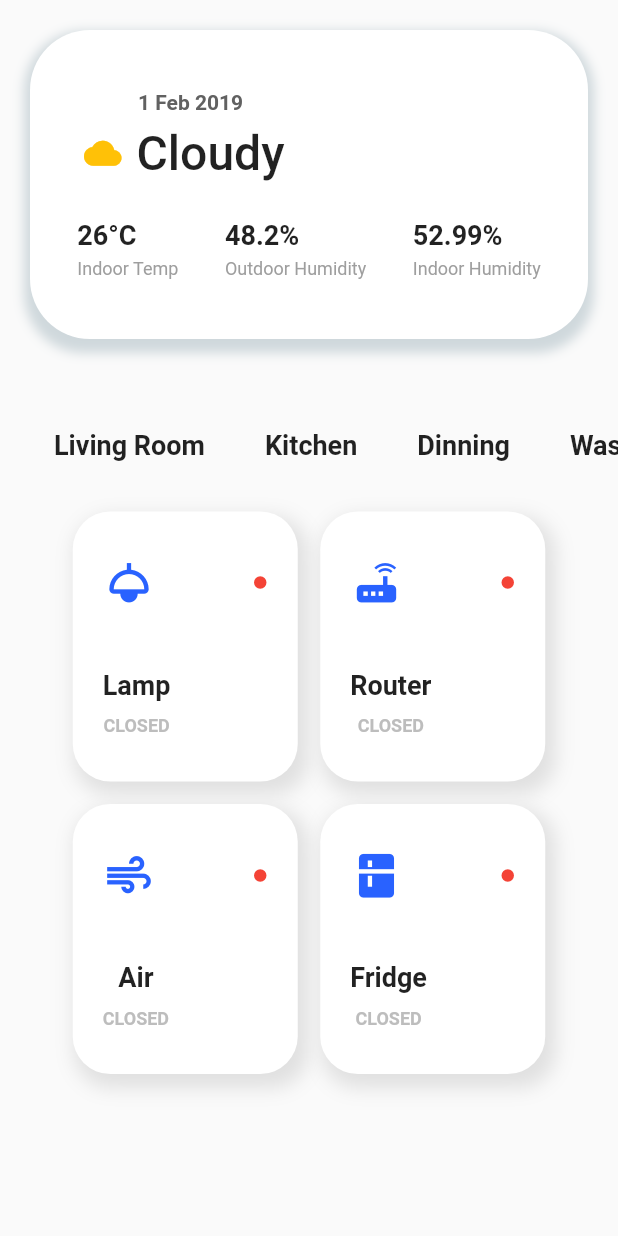
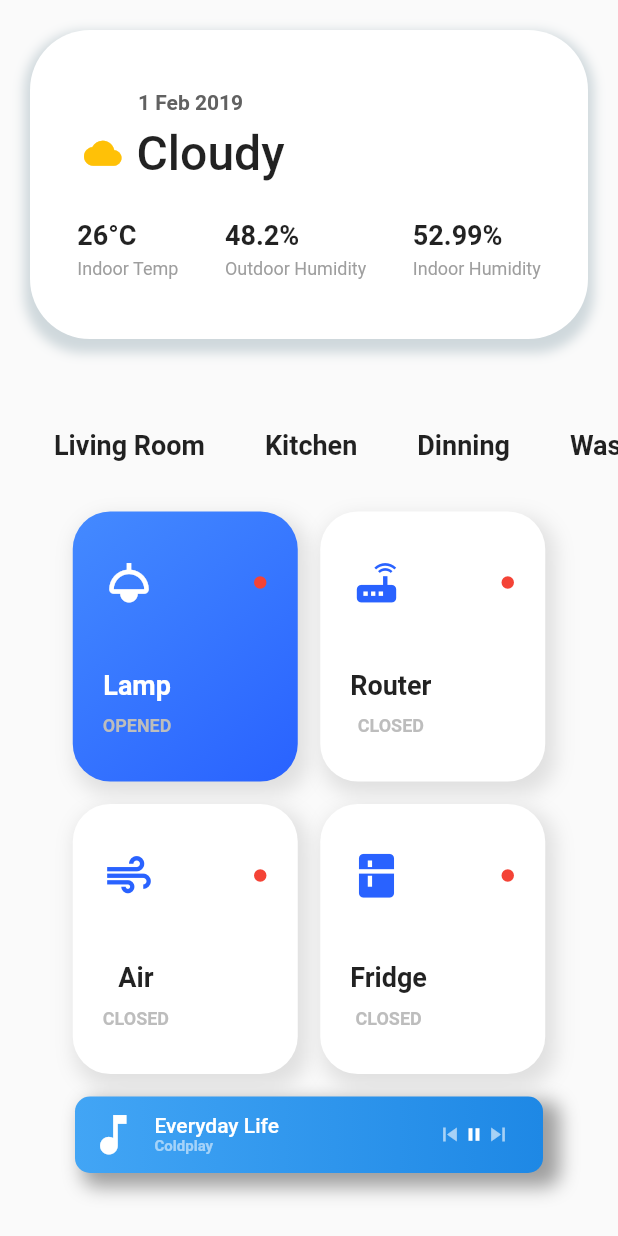
Before and after one commit to LuanFortunato/flutter_second_app, a Flutter app: the screen it shows after launch, on a phone screen of 412 x 824 dp. Run offline on Flutter 3.47's test engine with Material 2 defaults, Android fonts, the phone set to English and light mode, and no system bars.

Commit message:
[feat] music bar added  and collor changed

```diff
--- a/lib/main.dart
+++ b/lib/main.dart
@@ -211,7 +211,14 @@ class HomePage extends StatelessWidget {
                   margin: const EdgeInsets.only(top: 15),
                   width: 150,
                   decoration: BoxDecoration(
-                    color: Colors.white,
+                    gradient: LinearGradient(
+                      begin: Alignment.topLeft,
+                      end: Alignment.bottomRight,
+                      colors: [
+                        Colors.blueAccent.shade200,
+                        Colors.blueAccent.shade700,
+                      ],
+                    ),
                     borderRadius: BorderRadius.circular(25),
                     boxShadow: [
                       BoxShadow(
@@ -226,13 +233,13 @@ class HomePage extends StatelessWidget {
                     children: [
                       Row(
                         mainAxisAlignment: MainAxisAlignment.spaceBetween,
-                        children: [
+                        children: const [
                           Icon(
                             Icons.light,
                             size: 35,
-                            color: Colors.blueAccent.shade700,
+                            color: Colors.white,
                           ),
-                          const Icon(
+                          Icon(
                             Icons.circle,
                             size: 10,
                             color: Colors.red,
@@ -247,11 +254,12 @@ class HomePage extends StatelessWidget {
                             style: TextStyle(
                               fontSize: 18,
                               fontWeight: FontWeight.w600,
+                              color: Colors.white,
                             ),
                           ),
                           const SizedBox(height: 10),
                           Text(
-                            'CLOSED',
+                            'OPENED',
                             style: TextStyle(
                               fontSize: 12,
                               color: Colors.grey.shade400,
@@ -456,6 +464,80 @@ class HomePage extends StatelessWidget {
                 ),
               ],
             ),
+            Container(
+              margin: const EdgeInsets.symmetric(horizontal: 50, vertical: 15),
+              padding: const EdgeInsets.all(8),
+              decoration: BoxDecoration(
+                gradient: LinearGradient(
+                  begin: Alignment.centerLeft,
+                  end: Alignment.centerRight,
+                  colors: [
+                    Colors.blue.shade400,
+                    Colors.blue.shade600,
+                  ],
+                ),
+                borderRadius: BorderRadius.circular(10),
+                boxShadow: [
+                  BoxShadow(
+                    color: Colors.grey.shade500,
+                    blurRadius: 10,
+                    spreadRadius: 3,
+                    offset: const Offset(8, 6),
+                  ),
+                ],
+              ),
+              child: Row(
+                mainAxisAlignment: MainAxisAlignment.start,
+                children: [
+                  const Icon(
+                    Icons.music_note,
+                    color: Colors.white,
+                    size: 35,
+                  ),
+                  const SizedBox(width: 10),
+                  Column(
+                    crossAxisAlignment: CrossAxisAlignment.start,
+                    mainAxisAlignment: MainAxisAlignment.end,
+                    children: const [
+                      Text(
+                        'Everyday Life',
+                        style: TextStyle(
+                            color: Colors.white,
+                            fontSize: 14,
+                            fontWeight: FontWeight.w500),
+                      ),
+                      Text(
+                        'Coldplay',
+                        style: TextStyle(
+                            color: Colors.white54,
+                            fontSize: 10,
+                            fontWeight: FontWeight.bold),
+                      ),
+                    ],
+                  ),
+                  const SizedBox(width: 105),
+                  Row(
+                    children: const [
+                      Icon(
+                        Icons.skip_previous,
+                        color: Colors.white60,
+                        size: 18,
+                      ),
+                      Icon(
+                        Icons.pause,
+                        color: Colors.white,
+                        size: 14,
+                      ),
+                      Icon(
+                        Icons.skip_next,
+                        color: Colors.white60,
+                        size: 18,
+                      ),
+                    ],
+                  )
+                ],
+              ),
+            ),
           ],
         ),
       ),
```
